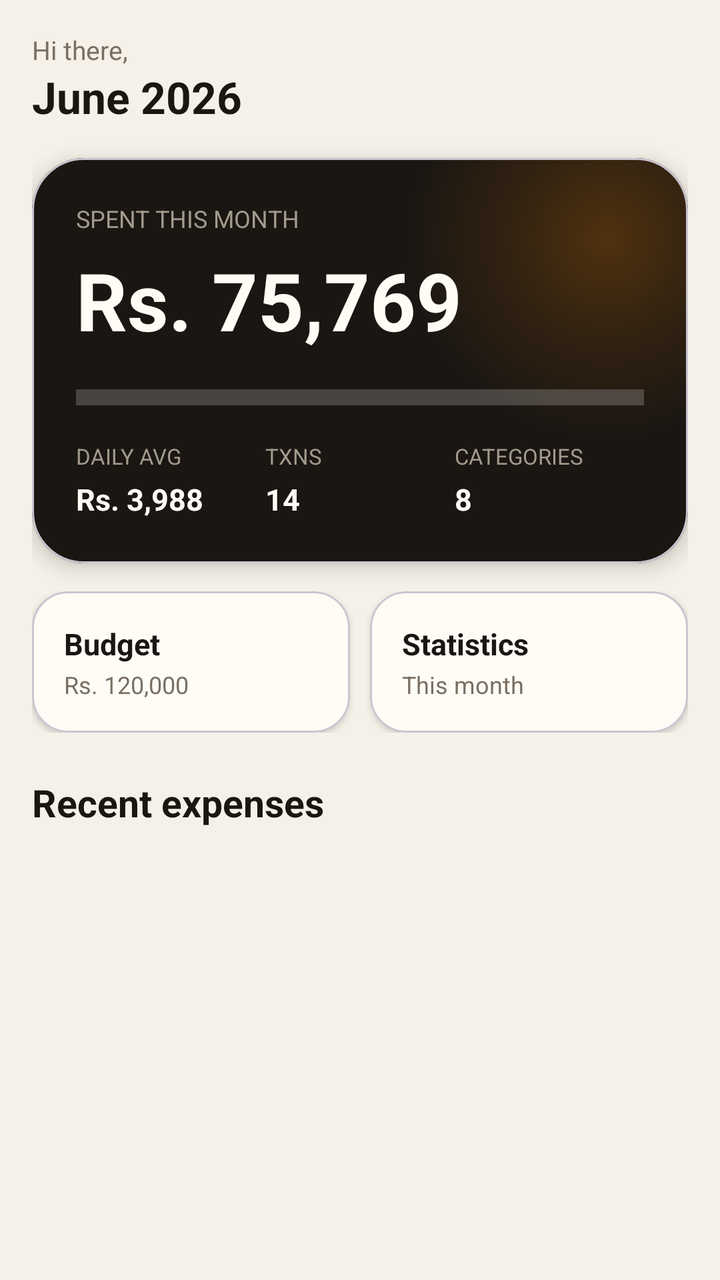
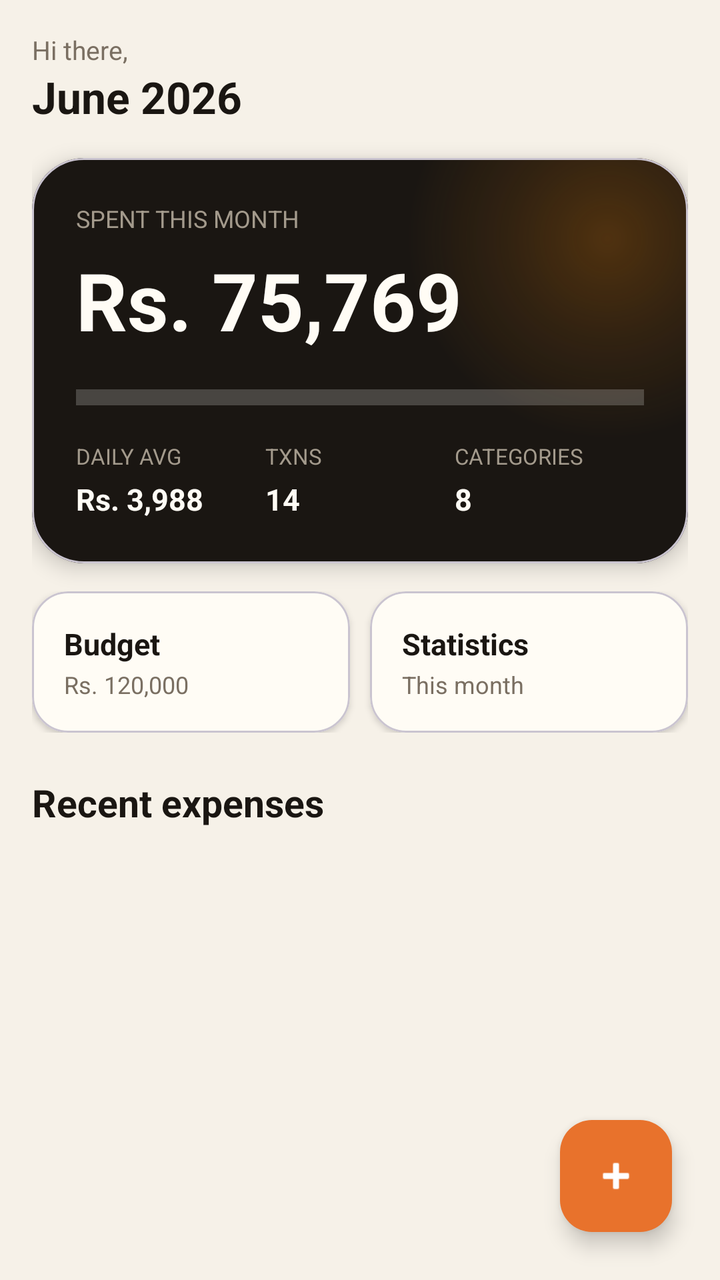

Screens rendered from an Android XML layout before and after an edit, with the pre-edit source and the edit as a unified diff.
<!-- AndroidManifest.xml: application theme Theme.ExpenseTrackorApp -->
<!-- res/layout/fragment_home.xml -->
<?xml version="1.0" encoding="utf-8"?>
<ScrollView xmlns:android="http://schemas.android.com/apk/res/android"
    xmlns:app="http://schemas.android.com/apk/res-auto"
    android:layout_width="match_parent"
    android:layout_height="match_parent"
    android:background="#F6F1E8"
    android:fillViewport="true">

    <LinearLayout
        android:layout_width="match_parent"
        android:layout_height="wrap_content"
        android:orientation="vertical"
        android:padding="16dp">

        
        <TextView
            android:layout_width="wrap_content"
            android:layout_height="wrap_content"
            android:text="Hi there,"
            android:textColor="#7A6F62"
            android:textSize="13sp" />

        <TextView
            android:layout_width="wrap_content"
            android:layout_height="wrap_content"
            android:text="June 2026"
            android:textColor="#1A1612"
            android:textSize="22sp"
            android:textStyle="bold" />

        
        <com.google.android.material.card.MaterialCardView
            android:layout_width="match_parent"
            android:layout_height="wrap_content"
            android:layout_marginTop="16dp"
            app:cardCornerRadius="26dp"
            app:cardBackgroundColor="#1A1612"
            app:cardElevation="6dp">

            
            <FrameLayout
                android:layout_width="match_parent"
                android:layout_height="wrap_content">

                
                <View
                    android:layout_width="200dp"
                    android:layout_height="200dp"
                    android:layout_gravity="top|end"
                    android:layout_marginTop="-60dp"
                    android:layout_marginEnd="-60dp"
                    android:background="@drawable/glow_accent" />

                
                <LinearLayout
                    android:layout_width="match_parent"
                    android:layout_height="wrap_content"
                    android:orientation="vertical"
                    android:padding="22dp">

                    <TextView
                        android:layout_width="wrap_content"
                        android:layout_height="wrap_content"
                        android:text="SPENT THIS MONTH"
                        android:textColor="#A39A8C"
                        android:textSize="12sp" />

                    <TextView
                        android:layout_width="wrap_content"
                        android:layout_height="wrap_content"
                        android:text="Rs. 75,769"
                        android:textColor="#FFFCF5"
                        android:textSize="40sp"
                        android:textStyle="bold"
                        android:layout_marginTop="6dp" />

                    
                    <View
                        android:layout_width="match_parent"
                        android:layout_height="8dp"
                        android:layout_marginTop="18dp"
                        android:background="#33FFFFFF" />

                    
                    <LinearLayout
                        android:layout_width="match_parent"
                        android:layout_height="wrap_content"
                        android:orientation="horizontal"
                        android:layout_marginTop="18dp">

                        <LinearLayout
                            android:layout_width="0dp"
                            android:layout_height="wrap_content"
                            android:layout_weight="1"
                            android:orientation="vertical">
                            <TextView
                                android:layout_width="wrap_content"
                                android:layout_height="wrap_content"
                                android:text="DAILY AVG"
                                android:textColor="#A39A8C"
                                android:textSize="11sp" />
                            <TextView
                                android:layout_width="wrap_content"
                                android:layout_height="wrap_content"
                                android:text="Rs. 3,988"
                                android:textColor="#FFFCF5"
                                android:textSize="15sp"
                                android:textStyle="bold"
                                android:layout_marginTop="4dp" />
                        </LinearLayout>

                        <LinearLayout
                            android:layout_width="0dp"
                            android:layout_height="wrap_content"
                            android:layout_weight="1"
                            android:orientation="vertical">
                            <TextView
                                android:layout_width="wrap_content"
                                android:layout_height="wrap_content"
                                android:text="TXNS"
                                android:textColor="#A39A8C"
                                android:textSize="11sp" />
                            <TextView
                                android:layout_width="wrap_content"
                                android:layout_height="wrap_content"
                                android:text="14"
                                android:textColor="#FFFCF5"
                                android:textSize="15sp"
                                android:textStyle="bold"
                                android:layout_marginTop="4dp" />
                        </LinearLayout>

                        <LinearLayout
                            android:layout_width="0dp"
                            android:layout_height="wrap_content"
                            android:layout_weight="1"
                            android:orientation="vertical">
                            <TextView
                                android:layout_width="wrap_content"
                                android:layout_height="wrap_content"
                                android:text="CATEGORIES"
                                android:textColor="#A39A8C"
                                android:textSize="11sp" />
                            <TextView
                                android:layout_width="wrap_content"
                                android:layout_height="wrap_content"
                                android:text="8"
                                android:textColor="#FFFCF5"
                                android:textSize="15sp"
                                android:textStyle="bold"
                                android:layout_marginTop="4dp" />
                        </LinearLayout>

                    </LinearLayout>

                </LinearLayout>

            </FrameLayout>

        </com.google.android.material.card.MaterialCardView>

        
        <LinearLayout
            android:layout_width="match_parent"
            android:layout_height="wrap_content"
            android:orientation="horizontal"
            android:layout_marginTop="14dp">

            <com.google.android.material.card.MaterialCardView
                android:layout_width="0dp"
                android:layout_height="wrap_content"
                android:layout_weight="1"
                android:layout_marginEnd="5dp"
                app:cardCornerRadius="18dp"
                app:cardBackgroundColor="#FFFCF5"
                app:cardElevation="2dp">

                <LinearLayout
                    android:layout_width="match_parent"
                    android:layout_height="wrap_content"
                    android:orientation="vertical"
                    android:padding="16dp">
                    <TextView
                        android:layout_width="wrap_content"
                        android:layout_height="wrap_content"
                        android:text="Budget"
                        android:textColor="#1A1612"
                        android:textSize="15sp"
                        android:textStyle="bold" />
                    <TextView
                        android:layout_width="wrap_content"
                        android:layout_height="wrap_content"
                        android:text="Rs. 120,000"
                        android:textColor="#7A6F62"
                        android:textSize="12sp"
                        android:layout_marginTop="2dp" />
                </LinearLayout>

            </com.google.android.material.card.MaterialCardView>

            <com.google.android.material.card.MaterialCardView
                android:layout_width="0dp"
                android:layout_height="wrap_content"
                android:layout_weight="1"
                android:layout_marginStart="5dp"
                app:cardCornerRadius="18dp"
                app:cardBackgroundColor="#FFFCF5"
                app:cardElevation="2dp">

                <LinearLayout
                    android:layout_width="match_parent"
                    android:layout_height="wrap_content"
                    android:orientation="vertical"
                    android:padding="16dp">
                    <TextView
                        android:layout_width="wrap_content"
                        android:layout_height="wrap_content"
                        android:text="Statistics"
                        android:textColor="#1A1612"
                        android:textSize="15sp"
                        android:textStyle="bold" />
                    <TextView
                        android:layout_width="wrap_content"
                        android:layout_height="wrap_content"
                        android:text="This month"
                        android:textColor="#7A6F62"
                        android:textSize="12sp"
                        android:layout_marginTop="2dp" />
                </LinearLayout>

            </com.google.android.material.card.MaterialCardView>

        </LinearLayout>

        
        <TextView
            android:layout_width="wrap_content"
            android:layout_height="wrap_content"
            android:text="Recent expenses"
            android:textColor="#1A1612"
            android:textSize="19sp"
            android:textStyle="bold"
            android:layout_marginTop="22dp"
            android:layout_marginBottom="8dp" />

        <androidx.recyclerview.widget.RecyclerView
            android:id="@+id/recyclerExpenses"
            android:layout_width="match_parent"
            android:layout_height="wrap_content"
            android:nestedScrollingEnabled="false" />

    </LinearLayout>

</ScrollView>
<!-- resources referenced by this layout -->
<resources>
  <!-- drawable glow_accent (drawable) -->
  <?xml version="1.0" encoding="utf-8"?>
  <shape xmlns:android="http://schemas.android.com/apk/res/android"
      android:shape="oval">
  
      <gradient
          android:type="radial"
          android:gradientRadius="100dp"
          android:startColor="#47D97706"
          android:centerColor="#1FD97706"
          android:endColor="#00D97706" />
  
  </shape>
  <style name="Theme.ExpenseTrackorApp" parent="Base.Theme.ExpenseTrackorApp" />
  <style name="Base.Theme.ExpenseTrackorApp" parent="Theme.Material3.DayNight.NoActionBar">
          
          
      </style>
</resources>

<!-- the commit's change to res/layout/fragment_home.xml (unified diff, before → after) -->
@@ -1,11 +1,14 @@
 <?xml version="1.0" encoding="utf-8"?>
-<ScrollView xmlns:android="http://schemas.android.com/apk/res/android"
+<FrameLayout xmlns:android="http://schemas.android.com/apk/res/android"
     xmlns:app="http://schemas.android.com/apk/res-auto"
     android:layout_width="match_parent"
-    android:layout_height="match_parent"
-    android:background="#F6F1E8"
-    android:fillViewport="true">
-
+    android:layout_height="match_parent">
+
+    <ScrollView
+        android:layout_width="match_parent"
+        android:layout_height="match_parent"
+        android:background="#F6F1E8"
+        android:fillViewport="true">
     <LinearLayout
         android:layout_width="match_parent"
         android:layout_height="wrap_content"
@@ -251,4 +254,16 @@
 
     </LinearLayout>
 
-</ScrollView>
+    </ScrollView>
+
+    <com.google.android.material.floatingactionbutton.FloatingActionButton
+        android:id="@+id/fabAdd"
+        android:layout_width="wrap_content"
+        android:layout_height="wrap_content"
+        android:layout_gravity="bottom|end"
+        android:layout_margin="24dp"
+        android:src="@android:drawable/ic_input_add"
+        app:backgroundTint="#E8722C"
+        app:tint="#FFFFFF" />
+
+</FrameLayout>
